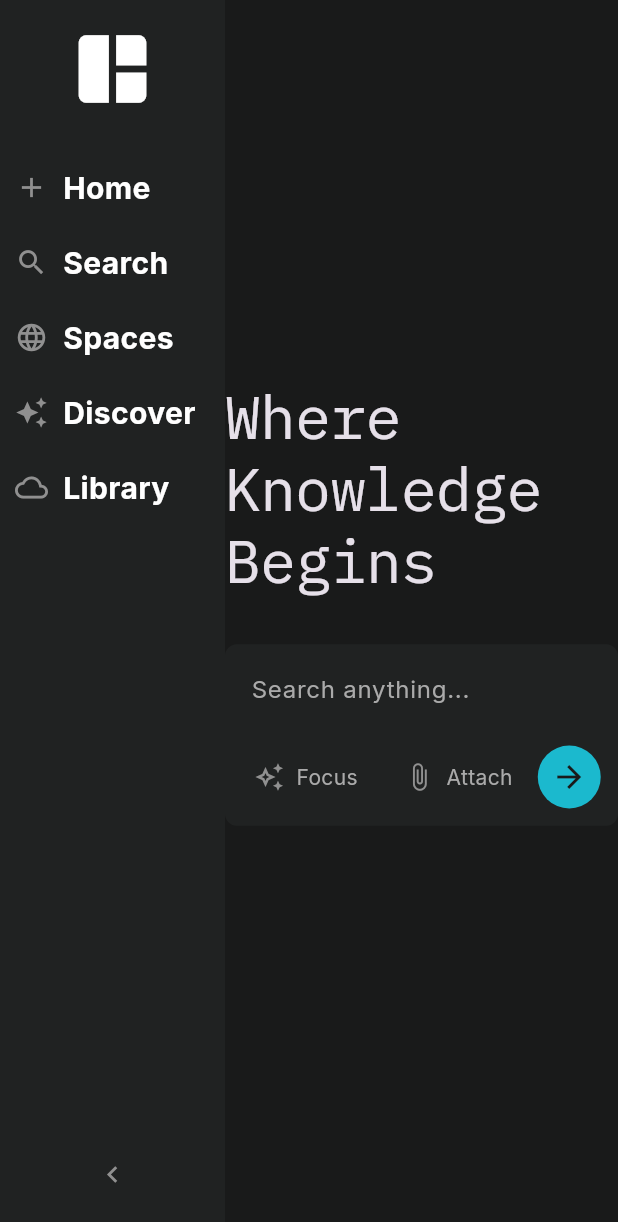
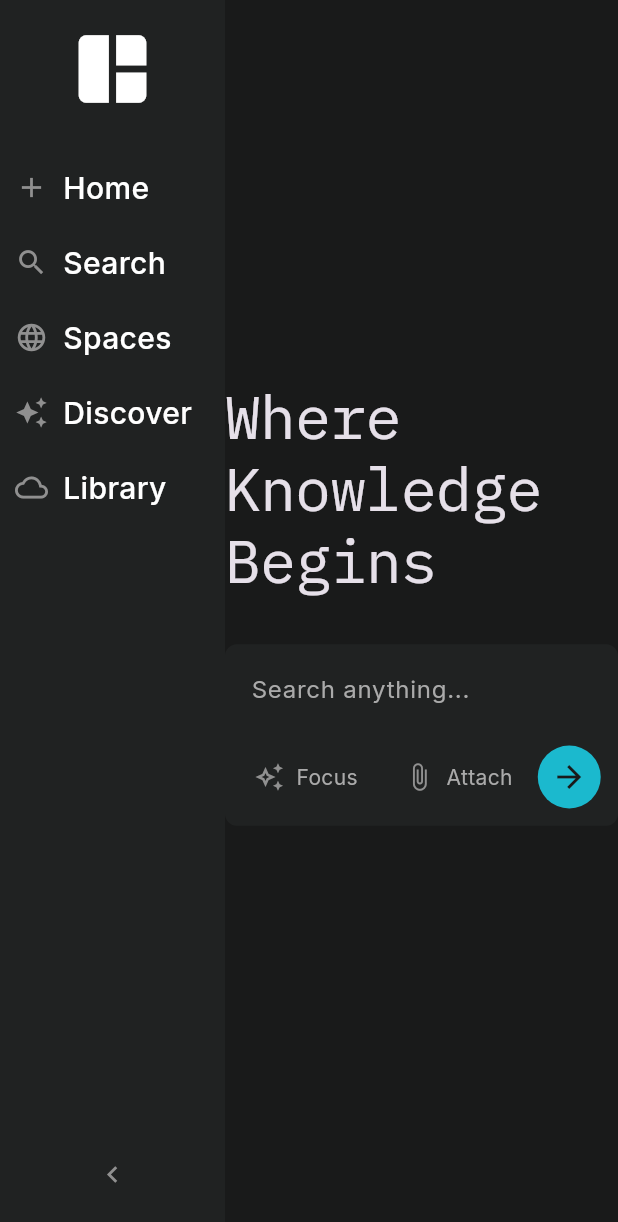
Before and after one commit to dwaipayan7/perplexityclone, a Flutter app: the screen it shows after launch, after a tap on the "keyboard arrow right" icon, on a phone screen of 412 x 824 dp. Shown: the top 1222 px of the screen. Run offline on Flutter 3.47's test engine with Material 3 defaults, Android fonts, the phone set to English and light mode, and no system bars; our stand-ins replace google_fonts.

```diff
--- a/lib/main.dart
+++ b/lib/main.dart
@@ -2,7 +2,7 @@ import 'package:flutter/material.dart';
 import 'package:google_fonts/google_fonts.dart';
 import 'package:perplexityclone/pages/home_page.dart';
 import 'package:perplexityclone/theme/colors.dart';
-import 'package:perplexityclone/widgets/search_section.dart';
+
 
 void main() {
   runApp(const MyApp());
--- a/lib/widgets/side_bar_button.dart
+++ b/lib/widgets/side_bar_button.dart
@@ -6,6 +6,7 @@ class SideBarButton extends StatelessWidget {
   final bool isCollapsed;
   final IconData icon;
   final String text;
+
   const SideBarButton({
     super.key,
     required this.isCollapsed,
@@ -17,25 +18,29 @@ class SideBarButton extends StatelessWidget {
   Widget build(BuildContext context) {
     return Row(
       mainAxisAlignment:
-          isCollapsed ? MainAxisAlignment.center : MainAxisAlignment.start,
+      isCollapsed ? MainAxisAlignment.center : MainAxisAlignment.start,
       children: [
         Container(
-          margin: EdgeInsets.symmetric(vertical: 14, horizontal: 10),
+          margin: const EdgeInsets.symmetric(vertical: 14, horizontal: 10),
           child: Icon(
             icon,
             color: AppColors.iconGrey,
             size: 22,
           ),
         ),
-        isCollapsed
-            ? const SizedBox()
-            : Text(
-                text,
-                style: TextStyle(
-                    fontSize: 20,
-                    fontWeight: FontWeight.bold,
-                    color: Colors.white),
+        if (!isCollapsed)
+          Flexible(
+            child: Text(
+              text,
+              style: const TextStyle(
+                fontSize: 20,
+                fontWeight: FontWeight.w500,
+                color: Colors.white,
               ),
+              overflow: TextOverflow.ellipsis,
+              maxLines: 1,
+            ),
+          ),
       ],
     );
   }
```
Also changed, not shown: 8 other files.
